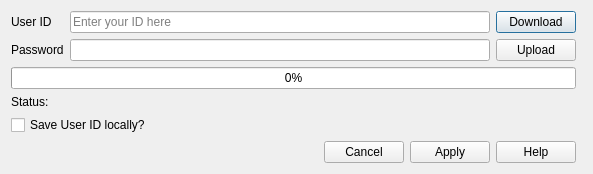
The window that qt-ui/webservices.ui (subsurface/subsurface) describes before a commit, drawn with Qt 5.
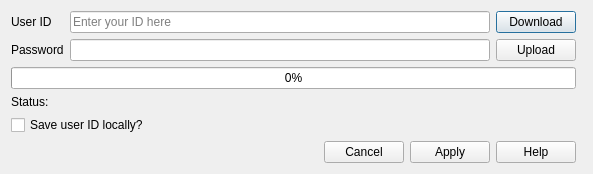
The same window after the commit. Icons and pictures are not drawn.

Commit message: webservice capitalisation consitency

The edit to the form file:
```diff
--- a/qt-ui/webservices.ui
+++ b/qt-ui/webservices.ui
@@ -82,7 +82,7 @@
    <item row="4" column="0" colspan="4">
     <widget class="QCheckBox" name="saveUidLocal">
      <property name="text">
-      <string>Save User ID locally?</string>
+      <string>Save user ID locally?</string>
      </property>
     </widget>
    </item>
```
Left out of the diff: 2 changed lines with no effect on the pictures.
